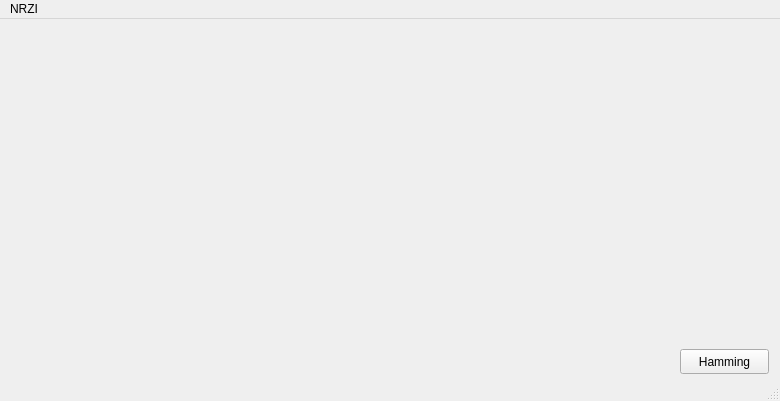
Skryfall/Tarea2_DL, file src/ui/nrzi.ui: the form before one commit.
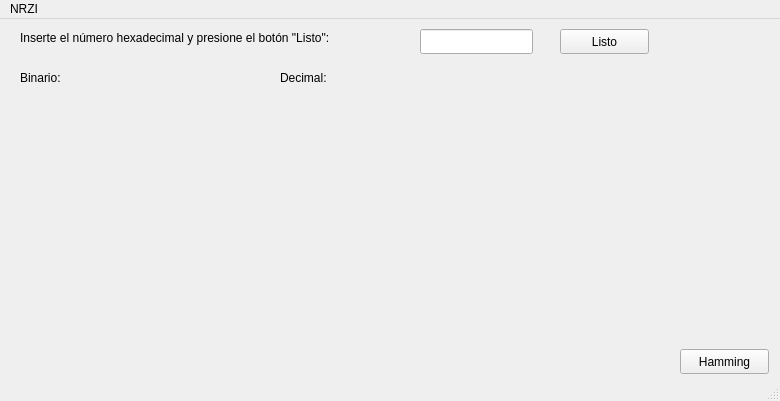
The form after the commit.

Commit message: Agregado para mostrar el numero binario

The edit to the form file:
```diff
--- a/src/ui/nrzi.ui
+++ b/src/ui/nrzi.ui
@@ -33,6 +33,94 @@
      <string>Hamming</string>
     </property>
    </widget>
+   <widget class="QLabel" name="label">
+    <property name="geometry">
+     <rect>
+      <x>20</x>
+      <y>10</y>
+      <width>401</width>
+      <height>17</height>
+     </rect>
+    </property>
+    <property name="text">
+     <string>Inserte el número hexadecimal y presione el botón &quot;Listo&quot;:</string>
+    </property>
+   </widget>
+   <widget class="QLineEdit" name="hexEntry">
+    <property name="geometry">
+     <rect>
+      <x>420</x>
+      <y>10</y>
+      <width>113</width>
+      <height>25</height>
+     </rect>
+    </property>
+   </widget>
+   <widget class="QPushButton" name="readyButton">
+    <property name="geometry">
+     <rect>
+      <x>560</x>
+      <y>10</y>
+      <width>89</width>
+      <height>25</height>
+     </rect>
+    </property>
+    <property name="text">
+     <string>Listo</string>
+    </property>
+   </widget>
+   <widget class="QLabel" name="label_2">
+    <property name="geometry">
+     <rect>
+      <x>20</x>
+      <y>50</y>
+      <width>67</width>
+      <height>17</height>
+     </rect>
+    </property>
+    <property name="text">
+     <string>Binario:</string>
+    </property>
+   </widget>
+   <widget class="QLabel" name="binaryLabel">
+    <property name="geometry">
+     <rect>
+      <x>80</x>
+      <y>50</y>
+      <width>171</width>
+      <height>17</height>
+     </rect>
+    </property>
+    <property name="text">
+     <string/>
+    </property>
+   </widget>
+   <widget class="QLabel" name="label_4">
+    <property name="geometry">
+     <rect>
+      <x>280</x>
+      <y>50</y>
+      <width>67</width>
+      <height>17</height>
+     </rect>
+    </property>
+    <property name="text">
+     <string>Decimal:</string>
+    </property>
+   </widget>
+   <widget class="QLabel" name="decimalLabel">
+    <property name="geometry">
+     <rect>
+      <x>360</x>
+      <y>50</y>
+      <width>67</width>
+      <height>17</height>
+     </rect>
+    </property>
+    <property name="text">
+     <string/>
+    </property>
+   </widget>
   </widget>
   <widget class="QMenuBar" name="menubar">
    <property name="geometry">
```
The commit also changes 7 other files.
